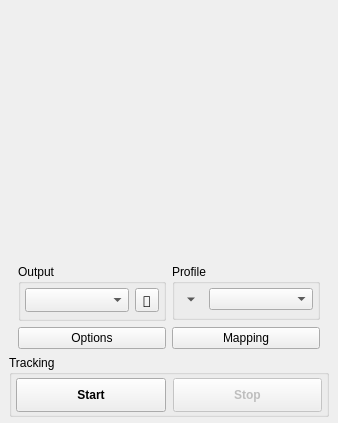
The window that opentrack/main-window.ui (opentrack/opentrack) describes before a commit, drawn with Qt 5.
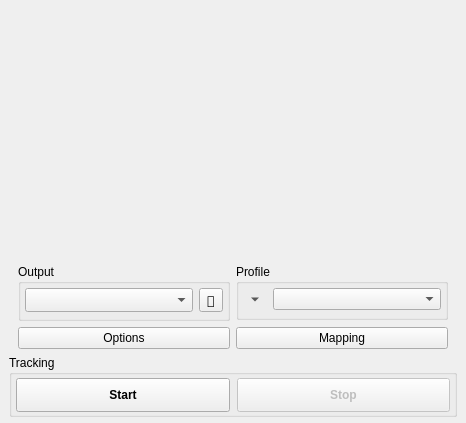
The same window after the commit. Icons and pictures are not drawn. Custom widgets are drawn as their Qt base class.

Commit message:
opentrack: set min window size
Profile names get cut off otherwise.

The edit to the form file:
```diff
--- a/opentrack/main-window.ui
+++ b/opentrack/main-window.ui
@@ -7,7 +7,7 @@
    <rect>
     <x>0</x>
     <y>0</y>
-    <width>338</width>
+    <width>466</width>
     <height>415</height>
    </rect>
   </property>
@@ -17,6 +17,12 @@
     <verstretch>0</verstretch>
    </sizepolicy>
   </property>
+  <property name="minimumSize">
+   <size>
+    <width>466</width>
+    <height>0</height>
+   </size>
+  </property>
   <property name="windowIcon">
    <iconset resource="../gui/opentrack-res.qrc">
     <normaloff>:/images/opentrack.png</normaloff>:/images/opentrack.png</iconset>
```
